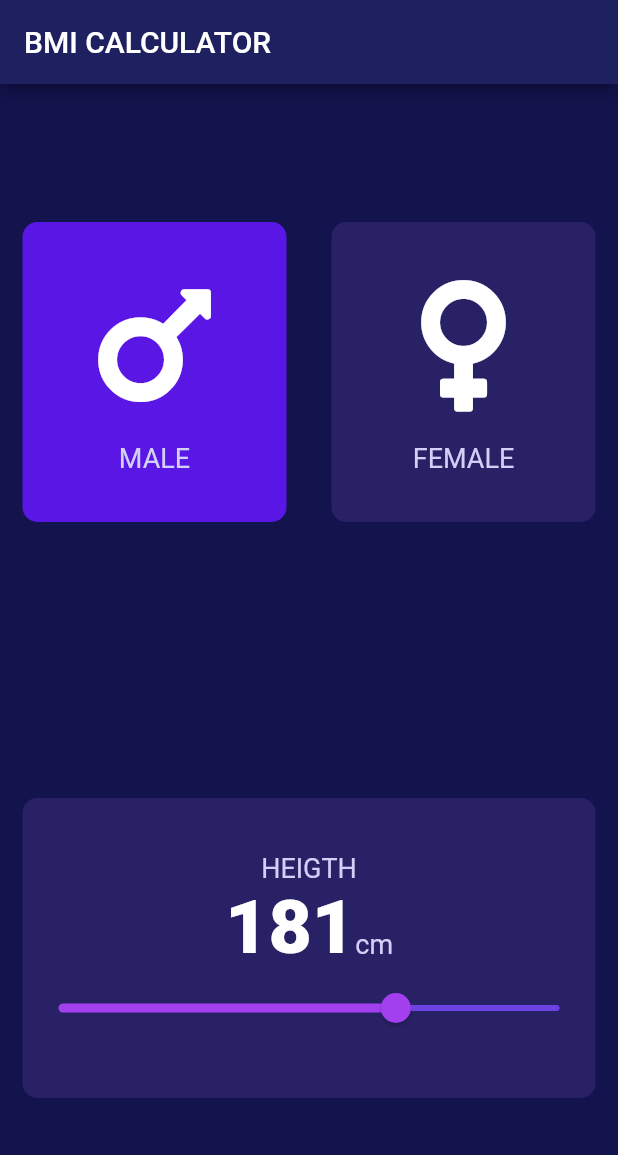
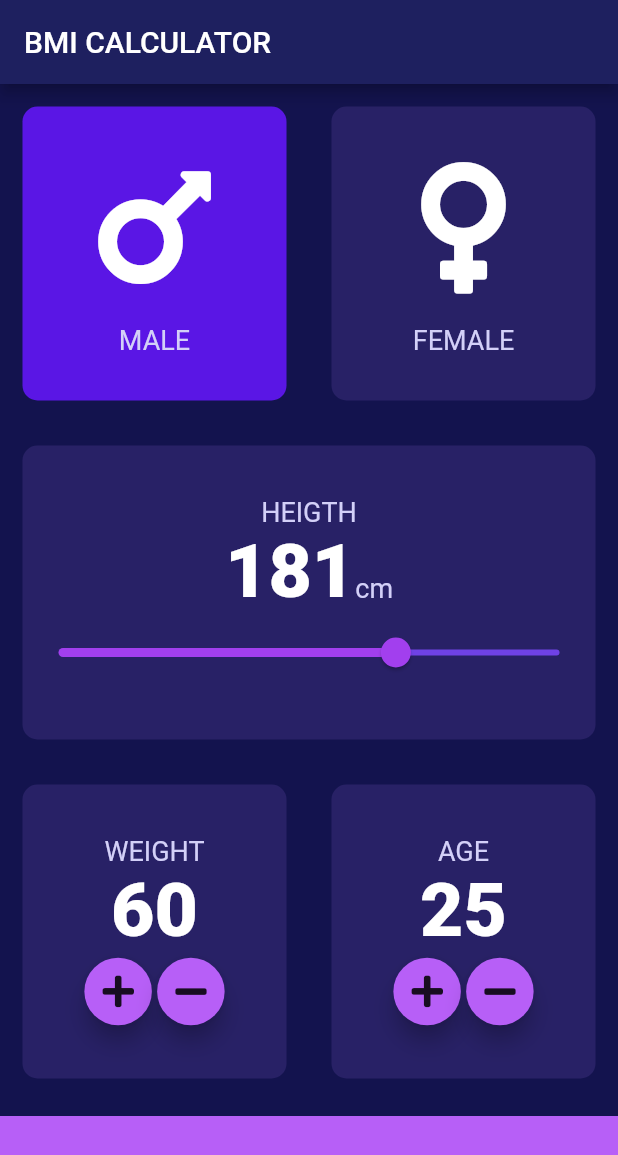
Before and after one commit to ortizen/BMI_Refactored, a Flutter app: the screen it shows after launch, on a phone screen of 412 x 824 dp. Shown: the top 1155 px of the screen. Run offline on Flutter 3.47's test engine with Material 2 defaults, Android fonts, the phone set to English and light mode, and no system bars; our stand-ins replace font_awesome_flutter.

Commit message:
Ready for the next lesson!!

```diff
--- a/lib/bmi.dart
+++ b/lib/bmi.dart
@@ -38,6 +38,16 @@ class BMI with ChangeNotifier {
     this._age = age;
   }
 
+  void incrementWeigth() {
+    this._weight++;
+    notifyListeners();
+  }
+
+  void decrementWeigth() {
+    this._weight--;
+    notifyListeners();
+  }
+
   void setSex(Gender sex) {
     this._sex = sex;
     notifyListeners();
--- a/lib/input_page.dart
+++ b/lib/input_page.dart
@@ -5,6 +5,7 @@ import 'constants.dart';
 import 'reusable_card.dart';
 import 'icon_child.dart';
 import 'package:font_awesome_flutter/font_awesome_flutter.dart';
+import 'toogle.dart';
 
 class InputPage extends StatelessWidget {
   @override
@@ -93,6 +94,40 @@ class InputPage extends StatelessWidget {
               ],
             ),
           ),
+          Expanded(
+            child: Row(
+              children: <Widget>[
+                Expanded(
+                  child: ReusableCard(
+                    color: kCardColor,
+                    child: Toogle(
+                      substract: bmi.decrementWeigth,
+                      number: bmi.getWeight(),
+                      text: 'WEIGHT',
+                      add: bmi.incrementWeigth,
+                    ),
+                  ),
+                ),
+                Expanded(
+                  child: ReusableCard(
+                    color: kCardColor,
+                    child: Toogle(
+                      add: bmi.incrementAge,
+                      substract: bmi.decrementAge,
+                      number: bmi.getAge(),
+                      text: 'AGE',
+                    ),
+                  ),
+                ),
+              ],
+            ),
+          ),
+          Container(
+            color: Color(0xFFB75FF7),
+            margin: EdgeInsets.only(top: 10.0),
+            width: double.infinity,
+            height: 80.0,
+          ),
         ],
       )),
     );
--- /dev/null
+++ b/lib/toogle.dart
@@ -0,0 +1,72 @@
+import 'constants.dart';
+import 'package:flutter/material.dart';
+import 'package:meta/meta.dart';
+import 'package:font_awesome_flutter/font_awesome_flutter.dart';
+
+class Toogle extends StatelessWidget {
+  final int number;
+  final String text;
+  final Function add;
+  final Function substract;
+  Toogle(
+      {@required this.number,
+      @required this.text,
+      @required this.add,
+      @required this.substract});
+
+  @override
+  Widget build(BuildContext context) {
+    return Column(
+      mainAxisAlignment: MainAxisAlignment.center,
+      crossAxisAlignment: CrossAxisAlignment.center,
+      children: <Widget>[
+        Text(
+          this.text,
+          style: kTextStyle,
+        ),
+        Text(
+          '$number',
+          style: kStyleNumbers,
+        ),
+        Row(
+          crossAxisAlignment: CrossAxisAlignment.center,
+          mainAxisAlignment: MainAxisAlignment.center,
+          children: <Widget>[
+            CustButton(
+              icon: FontAwesomeIcons.plus,
+              fun: add,
+            ),
+            SizedBox(
+              width: 0.50,
+            ),
+            CustButton(
+              icon: FontAwesomeIcons.minus,
+              fun: substract,
+            )
+          ],
+        )
+      ],
+    );
+  }
+}
+
+class CustButton extends StatelessWidget {
+  final IconData icon;
+  final Function fun;
+  CustButton({@required this.icon, @required this.fun});
+
+  @override
+  Widget build(BuildContext context) {
+    return RawMaterialButton(
+      shape: CircleBorder(),
+      elevation: 6.0,
+      fillColor: Color(0xFFB75FF7),
+      constraints: BoxConstraints.tightFor(
+        width: 45.0,
+        height: 45.0,
+      ),
+      onPressed: fun,
+      child: Icon(icon),
+    );
+  }
+}
```
